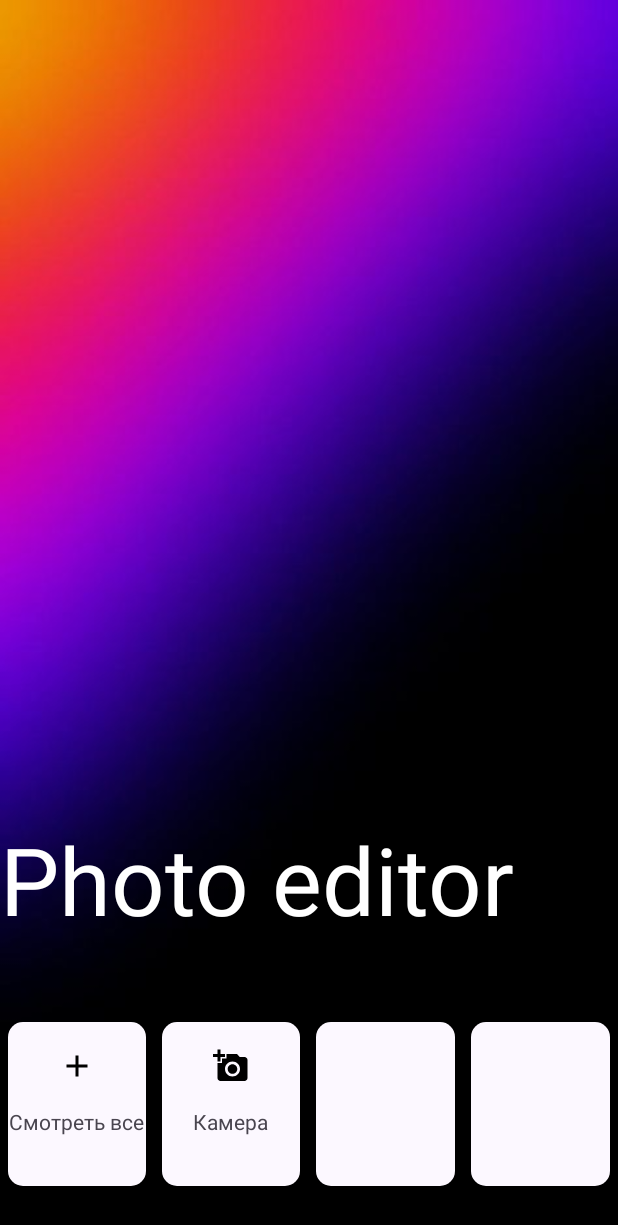
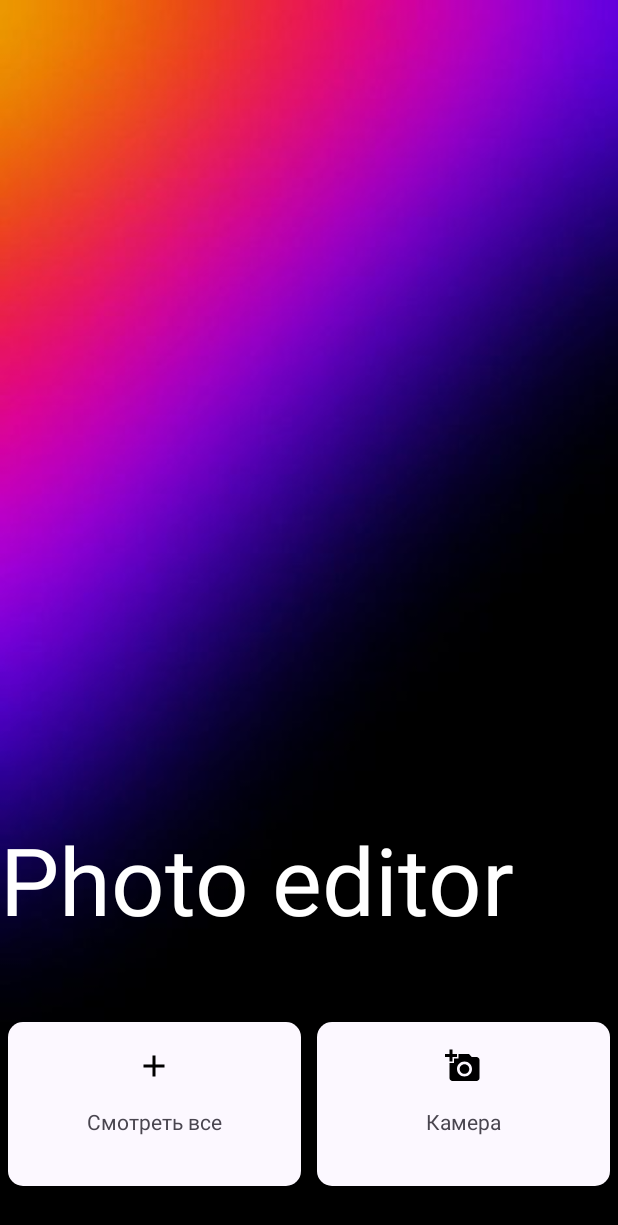
Before and after one commit to Rodion0io/PhotoRedactor, an Android app: the screen it shows after launch (MainActivity), on a phone screen of 412 x 824 dp. Shown: the top 1225 px of the screen. Run offline under Robolectric (Android 15) with nearby library versions, the phone set to English and light mode, and no system bars; our stand-ins replace sdp/ssp sizes.

Commit message:
delete excess buttons

```diff
--- a/app/src/main/java/com/example/redactor/MainActivity.kt
+++ b/app/src/main/java/com/example/redactor/MainActivity.kt
@@ -13,6 +13,8 @@ import androidx.appcompat.app.AppCompatActivity
 import androidx.core.content.ContextCompat
 import androidx.core.view.ViewCompat
 import androidx.core.view.WindowInsetsCompat
+import androidx.recyclerview.widget.LinearLayoutManager
+import androidx.recyclerview.widget.RecyclerView
 
 class MainActivity : AppCompatActivity() {
 
@@ -27,7 +29,6 @@ class MainActivity : AppCompatActivity() {
             v.setPadding(systemBars.left, systemBars.top, systemBars.right, systemBars.bottom)
             insets
         }
-
 
 
         registerPermissionListner()
--- a/app/src/main/res/layout/activity_main.xml
+++ b/app/src/main/res/layout/activity_main.xml
@@ -9,9 +9,10 @@
     tools:context=".MainActivity">
 
     <View
+        android:id="@+id/view"
         android:layout_width="match_parent"
         android:layout_height="match_parent"
-        android:background="@drawable/bgc"/>
+        android:background="@drawable/bgc" />
 
 
     <TextView
@@ -90,28 +91,6 @@
 
         </LinearLayout>
 
-        <LinearLayout
-            android:id="@+id/thirdBlock"
-            android:layout_width="0dp"
-            android:layout_height="match_parent"
-            android:layout_margin="5dp"
-            android:layout_weight="1"
-            android:background="@drawable/rounded_conors"
-            android:orientation="vertical">
-
-        </LinearLayout>
-
-        <LinearLayout
-            android:id="@+id/fourthBlock"
-            android:layout_width="0dp"
-            android:layout_height="match_parent"
-            android:layout_margin="5dp"
-            android:layout_weight="1"
-            android:background="@drawable/rounded_conors"
-            android:orientation="vertical">
-
-        </LinearLayout>
-
 
     </LinearLayout>
 
--- a/app/src/main/res/values/colors.xml
+++ b/app/src/main/res/values/colors.xml
@@ -2,4 +2,5 @@
 <resources>
     <color name="black">#FF000000</color>
     <color name="white">#FFFFFFFF</color>
+    <color name="navbar_redactor">#4A4A4A</color>
 </resources>
```
